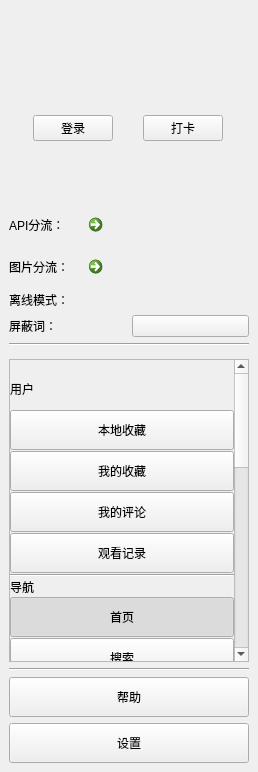
Above: ui/component/ui_navigation.ui from tonquer/picacg-qt before the change. Below: the same form after it.
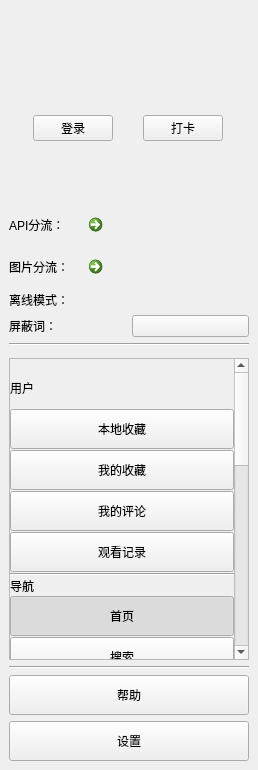
That is the form after the change. Icons and pictures are not drawn. Custom widgets are drawn as their Qt base class.

The edit to the form file:
```diff
--- a/ui/component/ui_navigation.ui
+++ b/ui/component/ui_navigation.ui
@@ -7,7 +7,7 @@
     <x>0</x>
     <y>0</y>
     <width>258</width>
-    <height>772</height>
+    <height>770</height>
    </rect>
   </property>
   <property name="windowTitle">
@@ -234,7 +234,7 @@
          <property name="geometry">
           <rect>
            <x>0</x>
-           <y>0</y>
+           <y>-542</y>
            <width>226</width>
            <height>879</height>
           </rect>
```
